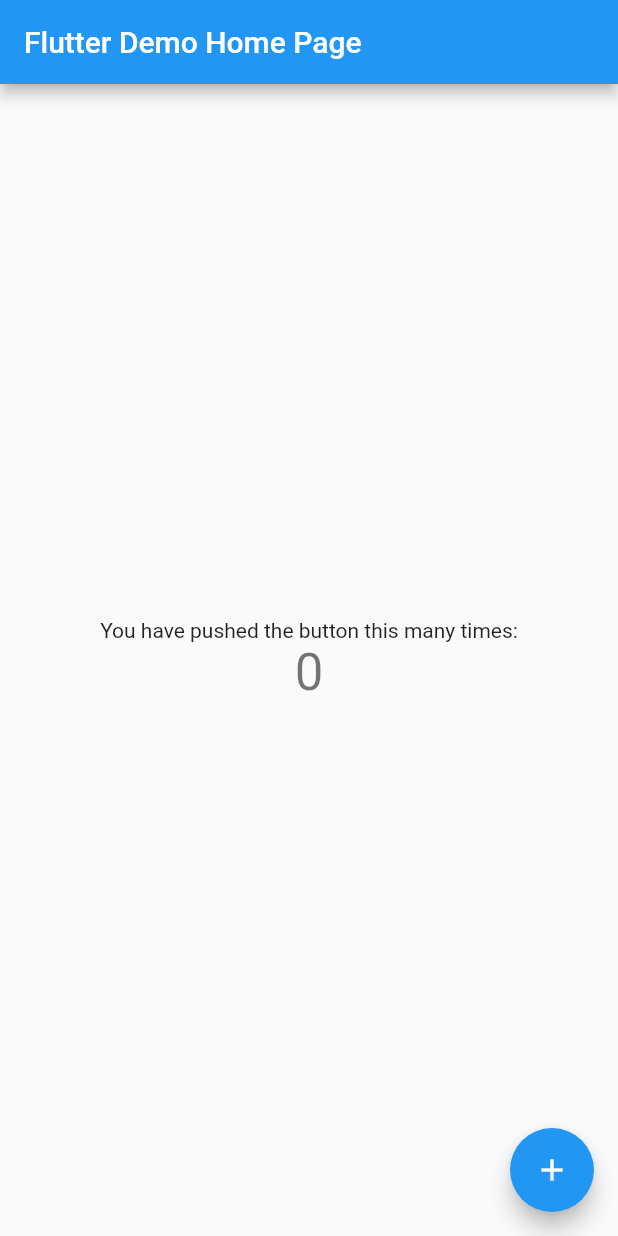
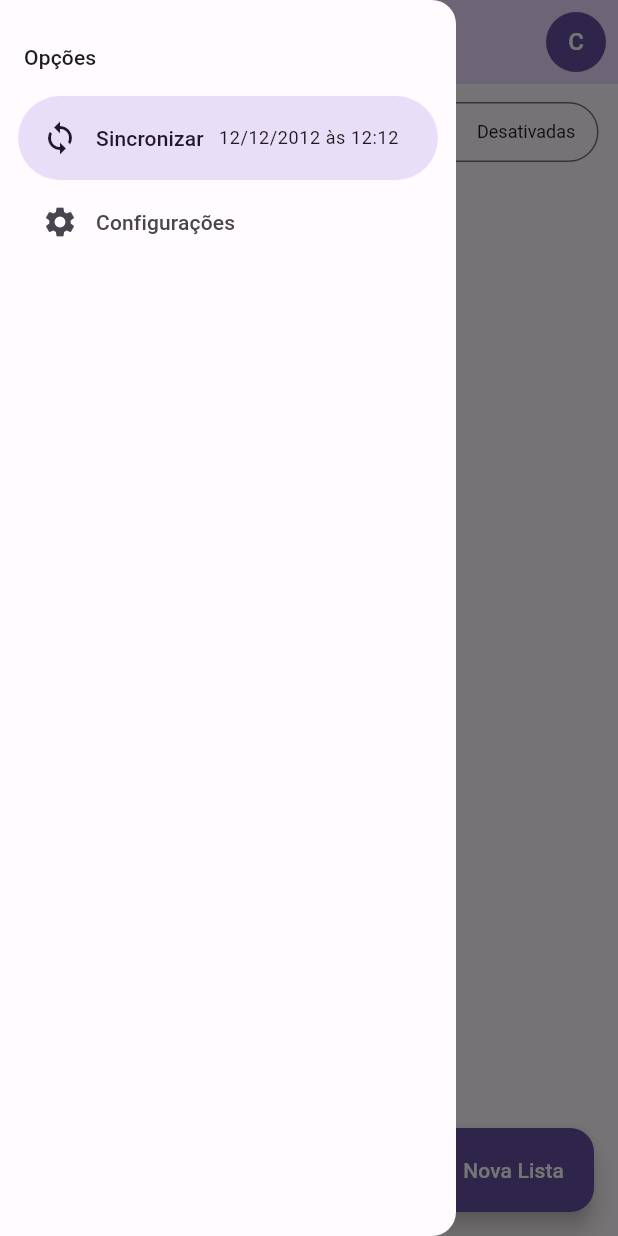
Before and after one commit to jacobaraujo7/listinha, a Flutter app: the screen it shows after launch, with the side drawer open (before the commit the screen has no drawer), on a phone screen of 412 x 824 dp. Run offline on Flutter 3.47's test engine with Material 2 defaults, Android fonts, the phone set to English and light mode, and no system bars; our stand-ins replace flutter_modular.

Commit message:
Aulas 1 a 5

```diff
--- a/app/lib/main.dart
+++ b/app/lib/main.dart
@@ -1,115 +1,8 @@
 import 'package:flutter/material.dart';
+import 'package:flutter_modular/flutter_modular.dart';
+import 'package:listinha/src/app_module.dart';
+import 'package:listinha/src/app_widget.dart';
 
 void main() {
-  runApp(const MyApp());
+  runApp(ModularApp(module: AppModule(), child: const AppWidget()));
 }
-
-class MyApp extends StatelessWidget {
-  const MyApp({super.key});
-
-  // This widget is the root of your application.
-  @override
-  Widget build(BuildContext context) {
-    return MaterialApp(
-      title: 'Flutter Demo',
-      theme: ThemeData(
-        // This is the theme of your application.
-        //
-        // Try running your application with "flutter run". You'll see the
-        // application has a blue toolbar. Then, without quitting the app, try
-        // changing the primarySwatch below to Colors.green and then invoke
-        // "hot reload" (press "r" in the console where you ran "flutter run",
-        // or simply save your changes to "hot reload" in a Flutter IDE).
-        // Notice that the counter didn't reset back to zero; the application
-        // is not restarted.
-        primarySwatch: Colors.blue,
-      ),
-      home: const MyHomePage(title: 'Flutter Demo Home Page'),
-    );
-  }
-}
-
-class MyHomePage extends StatefulWidget {
-  const MyHomePage({super.key, required this.title});
-
-  // This widget is the home page of your application. It is stateful, meaning
-  // that it has a State object (defined below) that contains fields that affect
-  // how it looks.
-
-  // This class is the configuration for the state. It holds the values (in this
-  // case the title) provided by the parent (in this case the App widget) and
-  // used by the build method of the State. Fields in a Widget subclass are
-  // always marked "final".
-
-  final String title;
-
-  @override
-  State<MyHomePage> createState() => _MyHomePageState();
-}
-
-class _MyHomePageState extends State<MyHomePage> {
-  int _counter = 0;
-
-  void _incrementCounter() {
-    setState(() {
-      // This call to setState tells the Flutter framework that something has
-      // changed in this State, which causes it to rerun the build method below
-      // so that the display can reflect the updated values. If we changed
-      // _counter without calling setState(), then the build method would not be
-      // called again, and so nothing would appear to happen.
-      _counter++;
-    });
-  }
-
-  @override
-  Widget build(BuildContext context) {
-    // This method is rerun every time setState is called, for instance as done
-    // by the _incrementCounter method above.
-    //
-    // The Flutter framework has been optimized to make rerunning build methods
-    // fast, so that you can just rebuild anything that needs updating rather
-    // than having to individually change instances of widgets.
-    return Scaffold(
-      appBar: AppBar(
-        // Here we take the value from the MyHomePage object that was created by
-        // the App.build method, and use it to set our appbar title.
-        title: Text(widget.title),
-      ),
-      body: Center(
-        // Center is a layout widget. It takes a single child and positions it
-        // in the middle of the parent.
-        child: Column(
-          // Column is also a layout widget. It takes a list of children and
-          // arranges them vertically. By default, it sizes itself to fit its
-          // children horizontally, and tries to be as tall as its parent.
-          //
-          // Invoke "debug painting" (press "p" in the console, choose the
-          // "Toggle Debug Paint" action from the Flutter Inspector in Android
-          // Studio, or the "Toggle Debug Paint" command in Visual Studio Code)
-          // to see the wireframe for each widget.
-          //
-          // Column has various properties to control how it sizes itself and
-          // how it positions its children. Here we use mainAxisAlignment to
-          // center the children vertically; the main axis here is the vertical
-          // axis because Columns are vertical (the cross axis would be
-          // horizontal).
-          mainAxisAlignment: MainAxisAlignment.center,
-          children: <Widget>[
-            const Text(
-              'You have pushed the button this many times:',
-            ),
-            Text(
-              '$_counter',
-              style: Theme.of(context).textTheme.headlineMedium,
-            ),
-          ],
-        ),
-      ),
-      floatingActionButton: FloatingActionButton(
-        onPressed: _incrementCounter,
-        tooltip: 'Increment',
-        child: const Icon(Icons.add),
-      ), // This trailing comma makes auto-formatting nicer for build methods.
-    );
-  }
-}
--- /dev/null
+++ b/app/lib/src/app_widget.dart
@@ -0,0 +1,29 @@
+import 'package:flutter/material.dart';
+import 'package:flutter_modular/flutter_modular.dart';
+import 'package:listinha/src/configuration/configuration_page.dart';
+import 'package:listinha/src/home/edit_task_board_page.dart';
+import 'package:listinha/src/home/home_page.dart';
+import 'package:listinha/src/shared/themes/themes.dart';
+
+
+class AppWidget extends StatelessWidget {
+  const AppWidget({super.key});
+
+  // This widget is the root of your application.
+  @override
+  Widget build(BuildContext context) {
+
+    Modular.setInitialRoute('/home/');
+
+
+    return MaterialApp.router(
+      title: 'Flutter Demo',
+      debugShowCheckedModeBanner: false,
+      themeMode: ThemeMode.light,
+      theme: lightTheme,
+      darkTheme: darkTheme,
+      routerDelegate: Modular.routerDelegate,
+      routeInformationParser: Modular.routeInformationParser,
+    );
+  }
+}
--- /dev/null
+++ b/app/lib/src/home/home_page.dart
@@ -0,0 +1,66 @@
+import 'package:flutter/material.dart';
+import 'package:listinha/src/home/widgets/custom_drawer.dart';
+import 'package:listinha/src/shared/themes/widgets/user_image_button.dart';
+
+class HomePage extends StatefulWidget {
+  const HomePage({super.key});
+
+  @override
+  State<HomePage> createState() => _HomePageState();
+}
+
+class _HomePageState extends State<HomePage> {
+  @override
+  Widget build(BuildContext context) {
+    return Scaffold(
+      drawer: CustomDrawer(),
+      appBar: AppBar(
+        title: const Text('LISTINHA'),
+        actions: const [
+          Padding(
+            padding: EdgeInsets.only(right: 8.0),
+            child: UserImageButton(),
+          )
+        ],
+      ),
+      body: Center(
+        child: Column(
+          children: [
+            Padding(
+              padding: const EdgeInsets.all(8.0),
+              child: SegmentedButton<int>(
+                segments: const [
+                  ButtonSegment(
+                    value: 0,
+                    label: Text('Todos'),
+                  ),
+                  ButtonSegment(
+                    value: 1,
+                    label: Text('Pendentes'),
+                  ),
+                  ButtonSegment(
+                    value: 2,
+                    label: Text('Concluídas'),
+                  ),
+                  ButtonSegment(
+                    value: 3,
+                    label: Text('Desativadas'),
+                  ),
+                ],
+                selected: const {1},
+                onSelectionChanged: (values) {},
+              ),
+            ),
+          ],
+        ),
+      ),
+      floatingActionButton: FloatingActionButton.extended(
+        onPressed: () {
+          Navigator.of(context).pushNamed('./edit');
+        },
+        label: const Text('Nova Lista'),
+        icon: const Icon(Icons.edit),
+      ),
+    );
+  }
+}
--- /dev/null
+++ b/app/lib/src/home/widgets/custom_drawer.dart
@@ -0,0 +1,35 @@
+import 'package:flutter/material.dart';
+
+class CustomDrawer extends StatelessWidget {
+  const CustomDrawer({super.key});
+
+  @override
+  Widget build(BuildContext context) {
+    return NavigationDrawer(
+      onDestinationSelected: (index){
+        if(index==1){
+          Navigator.of(context).pop();
+          Navigator.of(context).pushNamed('/config');
+        }
+      } ,
+      children: [
+        Padding(
+          padding: const EdgeInsets.fromLTRB(16, 28, 16, 16),
+          child: Text('Opções',
+          style: Theme.of(context).textTheme.titleSmall,),
+        ),
+        NavigationDrawerDestination(
+            icon: Icon(Icons.sync),
+            label: Row(
+              children: [
+                const Text('Sincronizar'),
+                const SizedBox(width: 10,),
+                Text('12/12/2012 às 12:12',
+                style: Theme.of(context).textTheme.bodySmall,),
+              ],
+            ),),
+        const NavigationDrawerDestination(
+            icon: Icon(Icons.settings), label: Text('Configurações'))
+      ]);
+  }
+}
--- /dev/null
+++ b/app/lib/src/shared/themes/themes.dart
@@ -0,0 +1,38 @@
+import 'package:flutter/material.dart';
+
+part 'color_schemes.g.dart';
+
+ThemeData get lightTheme => ThemeData(
+          useMaterial3: true,
+          colorScheme: _lightColorScheme,
+          appBarTheme: AppBarTheme(
+              centerTitle: true,
+              backgroundColor: _lightColorScheme.primaryContainer,),
+          floatingActionButtonTheme: FloatingActionButtonThemeData(
+              backgroundColor: _lightColorScheme.primary,
+              foregroundColor: Colors.white,),
+          segmentedButtonTheme: _segmentedButtonTheme);
+
+ThemeData get darkTheme => ThemeData(
+          useMaterial3: true,
+          colorScheme: _darkColorScheme,
+          appBarTheme: AppBarTheme(
+              centerTitle: true,
+              backgroundColor: _darkColorScheme.primaryContainer,),
+          segmentedButtonTheme: _segmentedButtonTheme);
+
+SegmentedButtonThemeData get _segmentedButtonTheme => SegmentedButtonThemeData(
+            style: ButtonStyle(
+              textStyle: MaterialStateProperty.resolveWith<TextStyle?>((states) {
+                if(states.contains(MaterialState.selected)){
+                  return const TextStyle(
+                  fontSize: 9,
+                  );
+                }
+
+                return const TextStyle(
+                  fontSize: 12,
+                );
+              })
+             )
+          );
--- /dev/null
+++ b/app/lib/src/shared/themes/widgets/user_image_button.dart
@@ -0,0 +1,16 @@
+import 'package:flutter/material.dart';
+
+class UserImageButton extends StatelessWidget {
+  const UserImageButton({super.key});
+
+  @override
+  Widget build(BuildContext context) {
+    return GestureDetector(
+      child: CircleAvatar(
+        backgroundColor: Theme.of(context).primaryColor,
+        foregroundColor: Colors.white,
+        child: const Text('C'),
+      ),
+    );
+  }
+}
--- a/app/pubspec.yaml
+++ b/app/pubspec.yaml
@@ -1,5 +1,6 @@
 name: listinha
 description: A new Flutter project.
+
 # The following line prevents the package from being accidentally published to
 # pub.dev using `flutter pub publish`. This is preferred for private packages.
 publish_to: 'none' # Remove this line if you wish to publish to pub.dev
@@ -19,7 +20,7 @@ publish_to: 'none' # Remove this line if you wish to publish to pub.dev
 version: 1.0.0+1
 
 environment:
-  sdk: '>=2.19.0 <3.0.0'
+  sdk: '>=2.18.6 <3.0.0'
 
 # Dependencies specify other packages that your package needs in order to work.
 # To automatically upgrade your package dependencies to the latest versions
@@ -38,7 +39,7 @@ dependencies:
   uno: ^1.0.1+5
   result_dart: ^1.0.5
   flutter_modular: ^5.0.3
-  realm: ^1.0.0
+  realm: ^0.8.0+rc
 
 dev_dependencies:
   flutter_test:
```
Also changed, not shown: app/lib/src/app_module.dart (added, +12 -0 lines), app/lib/src/configuration/configuration_page.dart (added, +19 -0 lines), app/lib/src/home/edit_task_board_page.dart (added, +19 -0 lines), app/lib/src/home/home_module.dart (added, +13 -0 lines), app/lib/src/shared/themes/color_schemes.g.dart (added), app/pubspec.lock, 30 other files.
